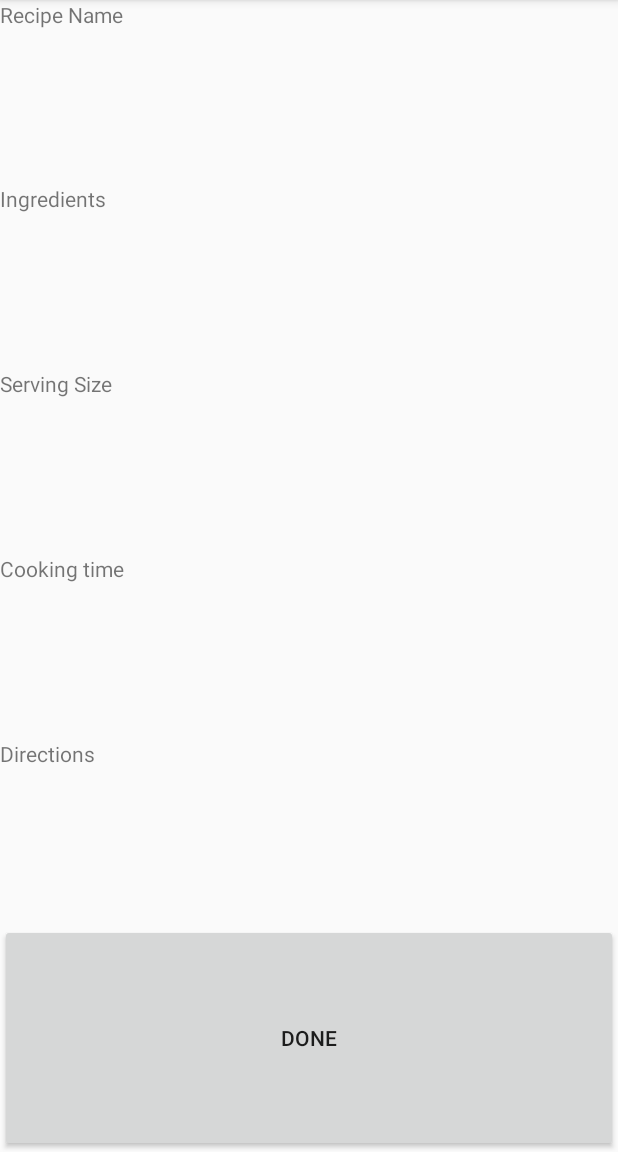
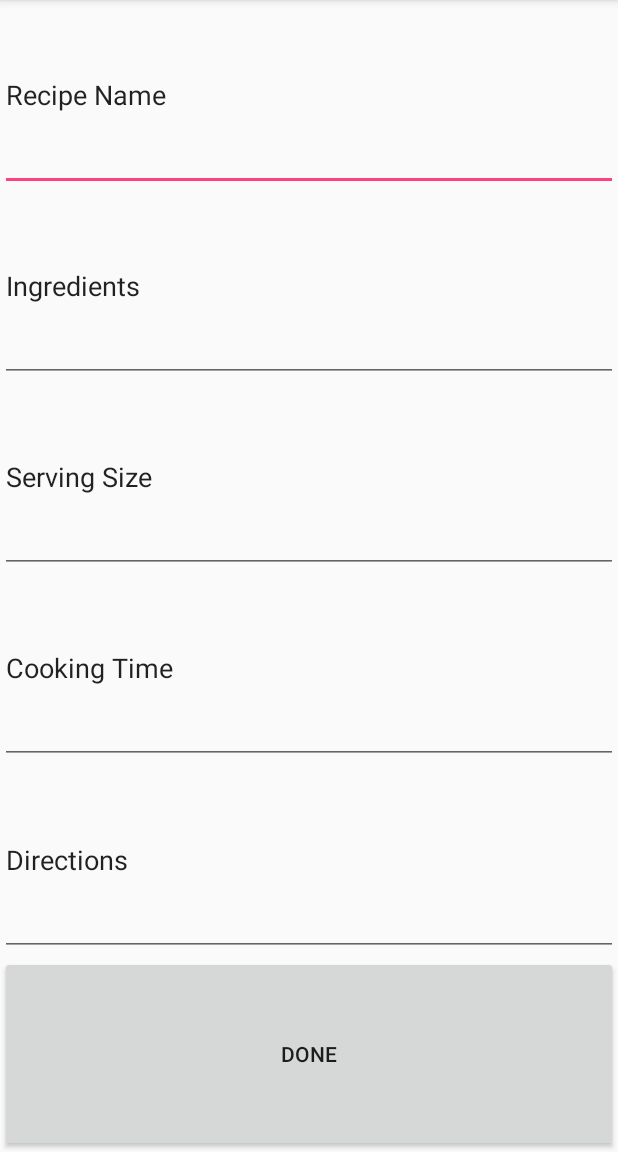
Before and after one commit to T-plusplus/HackISU, an Android app: the CreateRecipe screen opened directly, with no data from a screen before it, on a phone screen of 412 x 824 dp, the part 84-1236 px from its top. Run offline under Robolectric (Android 15) with nearby library versions, the phone set to English and light mode, and no system bars; 1 statement that could not run was skipped.

Commit message:
almost fully implemented and interfaced the create recipe activity

```diff
--- a/CookBook/app/src/main/java/com/example/tyler/cookbook/CreateRecipe.java
+++ b/CookBook/app/src/main/java/com/example/tyler/cookbook/CreateRecipe.java
@@ -1,13 +1,56 @@
 package com.example.tyler.cookbook;
 
+import android.os.Bundle;
 import android.support.v7.app.AppCompatActivity;
-import android.os.Bundle;
+import android.view.View;
+import android.widget.Button;
+import android.widget.EditText;
+import android.widget.Toast;
 
 public class CreateRecipe extends AppCompatActivity {
-
+EditText RN,Ing,SS,CT,DIR;
+    Button b;
     @Override
     protected void onCreate(Bundle savedInstanceState) {
         super.onCreate(savedInstanceState);
         setContentView(R.layout.activity_create_recipe);
+        RN=(EditText)findViewById(R.id.recipeName);
+        Ing=(EditText)findViewById(R.id.ingr);
+        SS=(EditText)findViewById(R.id.servesize);
+        CT=(EditText)findViewById(R.id.cooktime);
+        DIR=(EditText)findViewById(R.id.cookdir);
+
+        b.setOnClickListener(new View.OnClickListener() {
+            @Override
+            public void onClick(View view) {
+                if(RN.getText().toString()!="") {
+                    if(Ing.getText().toString()!="") {
+                        if(SS.getText().toString()!="") {
+                            if(CT.getText().toString()!="") {
+                                if(DIR.getText().toString()!="") {
+                                    //It took me so long to do the nested if elses, i literally forgot what goes here.
+                                }
+                                else {
+                                    Toast.makeText(CreateRecipe.this,"Must have Cooking Directions",Toast.LENGTH_LONG).show();
+                                }
+                            }
+                            else {
+                                Toast.makeText(CreateRecipe.this,"Must have a Coooking/Preparation Time",Toast.LENGTH_LONG).show();
+                            }
+                        }
+                        else {
+                            Toast.makeText(CreateRecipe.this,"Must have a Serving Size",Toast.LENGTH_LONG).show();
+                        }
+                    }
+                    else {
+                        Toast.makeText(CreateRecipe.this,"Must have an Ingedients List",Toast.LENGTH_LONG).show();
+                    }
+                }
+                else {
+                    Toast.makeText(CreateRecipe.this,"Must have a Recipe Name",Toast.LENGTH_LONG).show();
+                }
+            }
+        });
+
     }
 }
--- a/CookBook/app/src/main/res/layout/activity_create_recipe.xml
+++ b/CookBook/app/src/main/res/layout/activity_create_recipe.xml
@@ -7,43 +7,48 @@
     tools:context="com.example.tyler.cookbook.CreateRecipe"
     android:orientation="vertical">
 
-    <TextView
-        android:id="@+id/textView"
+    <EditText
+        android:id="@+id/recipeName"
         android:layout_width="match_parent"
         android:layout_height="wrap_content"
         android:layout_weight="1"
-        android:text="Recipe Name" />
+        android:text="@string/rn"
+        android:inputType="text" />
 
-    <TextView
-        android:id="@+id/textView2"
+    <EditText
+        android:id="@+id/ingr"
         android:layout_width="match_parent"
         android:layout_height="wrap_content"
         android:layout_weight="1"
-        android:text="Ingredients" />
+        android:text="@string/ing"
+        android:inputType="text"/>
 
-    <TextView
-        android:id="@+id/textView3"
+    <EditText
+        android:id="@+id/servesize"
         android:layout_width="match_parent"
         android:layout_height="wrap_content"
         android:layout_weight="1"
-        android:text="Serving Size" />
+        android:text="@string/ss"
+        android:inputType="text"/>
 
-    <TextView
-        android:id="@+id/textView7"
+    <EditText
+        android:id="@+id/cooktime"
         android:layout_width="match_parent"
         android:layout_height="wrap_content"
         android:layout_weight="1"
-        android:text="Cooking time" />
+        android:text="@string/ct"
+        android:inputType="text"/>
 
-    <TextView
-        android:id="@+id/textView9"
+    <EditText
+        android:id="@+id/cookdir"
         android:layout_width="match_parent"
         android:layout_height="wrap_content"
         android:layout_weight="1"
-        android:text="Directions" />
+        android:text="@string/dir"
+        android:inputType="text"/>
 
     <Button
-        android:id="@+id/button3"
+        android:id="@+id/finish"
         android:layout_width="match_parent"
         android:layout_height="wrap_content"
         android:layout_weight="1"
--- a/CookBook/app/src/main/res/values/strings.xml
+++ b/CookBook/app/src/main/res/values/strings.xml
@@ -104,4 +104,9 @@
     <string name="permission_rationale">"Contacts permissions are needed for providing email
         completions."
     </string>
+    <string name="rn">Recipe Name</string>
+    <string name="ing">Ingredients</string>
+    <string name="ct">Cooking Time</string>
+    <string name="ss">Serving Size</string>
+    <string name="dir">Directions</string>
 </resources>
```
Also changed, not shown: CookBook/app/src/main/res/layout/content_recipe.xml (+3 -6 lines), CookBook/app/src/main/res/layout/rec_act_cont.xml (added, +37 -0 lines), 1 other file.
